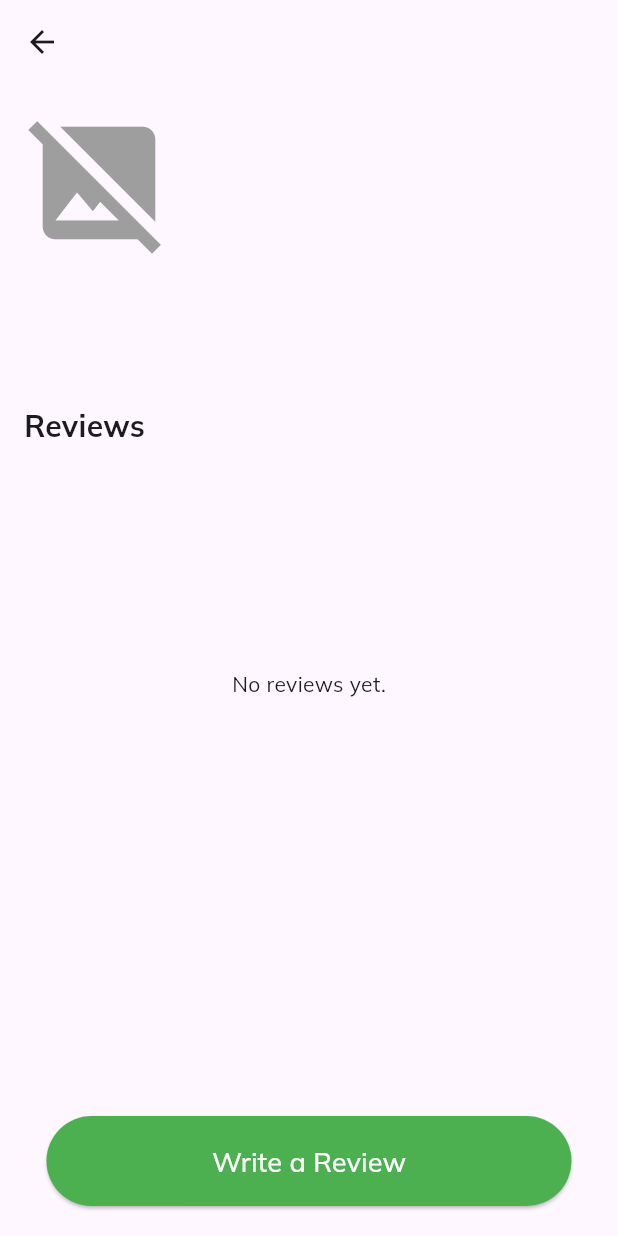
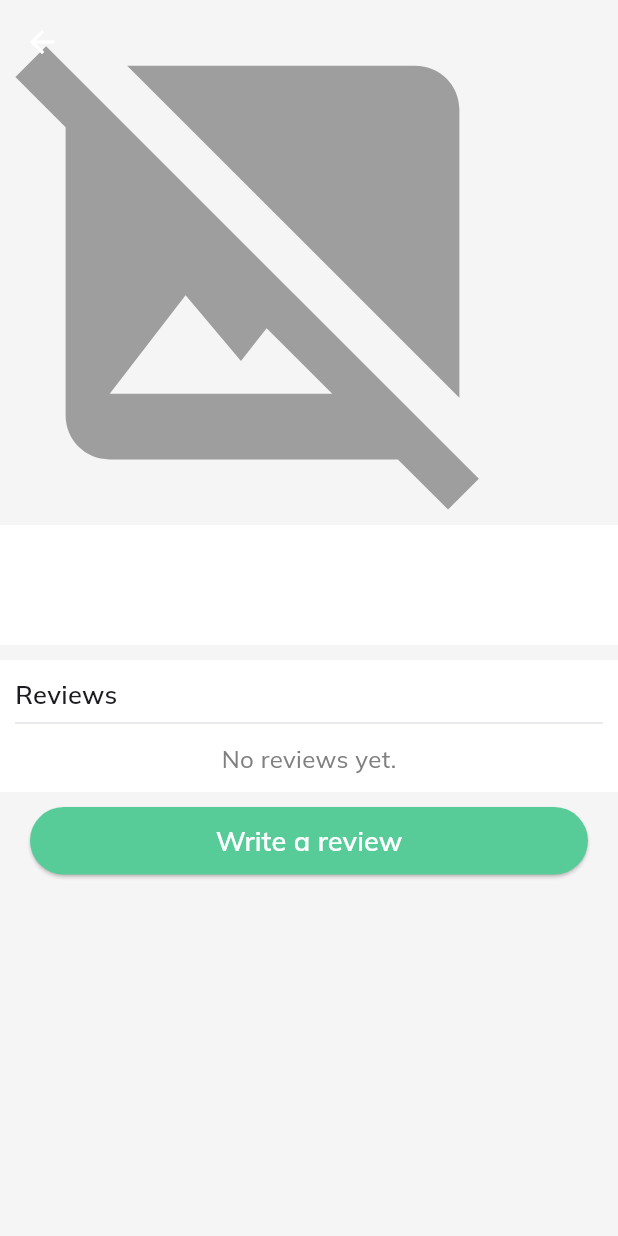
Before and after one commit to adnalow/TravelMate, a Flutter app: the DetailPage screen opened directly with empty values, on a phone screen of 412 x 824 dp. Run offline on Flutter 3.47's test engine with Material 3 defaults, Android fonts, the light colour scheme and no system bars; our stand-ins replace cloud_firestore, csc_picker, firebase_auth, firebase_core, firebase_storage, flutter_svg and 5 more; accounts and stored records are empty.

Commit message:
Designed Feature Place Details and Review Dialog

```diff
--- a/lib/Screens/place_details.dart
+++ b/lib/Screens/place_details.dart
@@ -1,5 +1,6 @@
 import 'package:flutter/material.dart';
 import 'package:travel_mate/Screens/dialogbox_widget/add_review.dart';
+import 'package:travel_mate/Widgets/custom_Button.dart';
 import 'review_list.dart'; // Import the ReviewList widget
 
 class DetailPage extends StatelessWidget {
@@ -19,15 +20,23 @@ class DetailPage extends StatelessWidget {
   @override
   Widget build(BuildContext context) {
     return Scaffold(
+      extendBodyBehindAppBar: true,
+      backgroundColor: const Color(0xFFF5F5F5),
       appBar: AppBar(
-        title: Text(name),
+        title: Text(
+          name,
+          style: const TextStyle(color: Color(0xFFFFFFFF), fontWeight: FontWeight.bold),
+        ),
         centerTitle: true,
+        backgroundColor: Colors.transparent,
+        elevation: 0,
+        iconTheme: const IconThemeData(color: Color(0xFFFFFFFF)),
       ),
-      body: Column(
+      body: Stack(
         children: [
           Expanded(
             child: SingleChildScrollView(
-              padding: const EdgeInsets.all(16.0),
+              padding: const EdgeInsets.only(bottom: 65),
               child: Column(
                 crossAxisAlignment: CrossAxisAlignment.start,
                 children: [
@@ -35,42 +44,71 @@ class DetailPage extends StatelessWidget {
                     Image.network(
                       imageUrl!,
                       fit: BoxFit.cover,
-                      height: 200,
+                      height: 400,
                       width: double.infinity,
                     )
                   else
                     const Icon(
                       Icons.image_not_supported,
-                      size: 100,
+                      size: 350,
                       color: Colors.grey,
                     ),
-                  const SizedBox(height: 16),
+
+                  // Picture Details
+                  Container(
+                    width: double.infinity,
+                    padding: const EdgeInsets.all(10),
+                    color: Color(0xFFFFFFFF),
+                    child: Column(
+                      mainAxisSize: MainAxisSize.min,
+                      crossAxisAlignment: CrossAxisAlignment.start,
+                      children: [
                         Text(
                           name,
-                    style: const TextStyle(fontSize: 24, fontWeight: FontWeight.bold),
+                          style: const TextStyle(fontSize: 26, fontWeight: FontWeight.bold),
                         ),
-                  const SizedBox(height: 8),
                         Text(
                           description,
-                    style: const TextStyle(fontSize: 16),
-                  ),
-                  const SizedBox(height: 16),
-                  const Text(
-                    "Reviews",
-                    style: TextStyle(fontSize: 20, fontWeight: FontWeight.bold),
-                  ),
-                  const SizedBox(height: 8),
-                  SizedBox(
-                    height: 300, // Set a fixed height for the reviews section
-                    child: ReviewList(documentId: id),
+                          style: const TextStyle( fontSize: 16, color: Color(0xFF808080)),
                         ),
                       ],
                     ),
                   ),
+                  const SizedBox(height: 10),
+
+                  // Review
+                  Container(
+                    width: double.infinity,
+                    color: const Color(0xffFFFFFF),
+                    padding: const EdgeInsets.all(10),
+                    child: Column(
+                      mainAxisSize: MainAxisSize.min,
+                      crossAxisAlignment: CrossAxisAlignment.start,
+                      children: [
+                        const Text(
+                          "Reviews",
+                          style: TextStyle(fontSize: 17, fontWeight: FontWeight.w600),
                         ),
-          Padding(
-            padding: const EdgeInsets.only(bottom: 20),
-            child: ElevatedButton(
+                        const Divider(thickness: 0.5),
+
+                        ReviewList(documentId: id),
+
+                      ],
+                    ),
+                  ),
+
+                ],
+              ),
+            ),
+          ),
+          Positioned(
+            bottom: 10,
+            left: 20,
+            right: 20,
+            child: SizedBox(
+              height: 45,
+              child: reusableElevatedButton(
+                text: 'Write a review',
                 onPressed: () async {
                   if (id.isNotEmpty) {
                     await reviewDialog(context, id);
@@ -82,13 +120,6 @@ class DetailPage extends StatelessWidget {
                     );
                   }
                 },
-              style: ElevatedButton.styleFrom(
-                minimumSize: const Size(350, 60),
-                backgroundColor: Colors.green,
-              ),
-              child: const Text(
-                'Write a Review',
-                style: TextStyle(fontSize: 18, color: Colors.white),
               ),
             ),
           ),
--- a/lib/Screens/review_list.dart
+++ b/lib/Screens/review_list.dart
@@ -34,24 +34,35 @@ class ReviewList extends StatelessWidget {
           final reviews = snapshot.data!.docs;
 
           if (reviews.isEmpty) {
-            return const Center(child: Text("No reviews yet."));
+            return const Center(
+              child: Padding(
+                padding: EdgeInsets.only(top: 5),
+                child: Text(
+                  "No reviews yet.",
+                  style: TextStyle(fontSize: 16, color: Color(0xFF808080)),
+                ),
+              ),
+            );
           }
 
-          // Build the list of reviews
-          return ListView.builder(
-            itemCount: reviews.length,
-            itemBuilder: (context, index) {
-              final reviewData = reviews[index];
-              final reviewText = reviewData['review'];
-              final reviewDate = (reviewData['date'] as Timestamp).toDate();
-              final formattedDate = DateFormat.yMMMd().format(reviewDate);
-
-              return ListTile(
-                title: Text(reviewText),
-                subtitle: Text(formattedDate),
-                leading: const Icon(Icons.comment, color: Colors.green),
-              );
-            },
+          // Replace ListView.builder with a Column to avoid height issues
+          return Column(
+            crossAxisAlignment: CrossAxisAlignment.start,
+            children: [
+              for (int index = 0; index < reviews.length; index++) ...[
+                Text(
+                  reviews[index]['review'],
+                  style: const TextStyle(fontSize: 16, fontWeight: FontWeight.w500),
+                ),
+                Text(
+                  DateFormat.yMMMd().format(
+                      (reviews[index]['date'] as Timestamp).toDate(),
+                  ),
+                  style: const TextStyle(color: Color(0xFF808080)),
+                ),
+                if (index < reviews.length - 1) const Divider(thickness: 0.5),
+              ],
+            ],
           );
         }
 
--- a/lib/Widgets/custom_Container.dart
+++ b/lib/Widgets/custom_Container.dart
@@ -8,6 +8,7 @@ class CustomContainer extends StatelessWidget {
   @override
   Widget build(BuildContext context) {
     return Container(
+      width: double.infinity,
       padding: const EdgeInsets.all(10),
       decoration: BoxDecoration(
         color: const Color(0xFFFFFFFF),
```
Also changed, not shown: lib/Screens/dialogbox_widget/add_place.dart (+53 -12 lines), lib/Screens/dialogbox_widget/add_review.dart (+48 -20 lines). Lines whose indentation alone changed are shown as unchanged.
